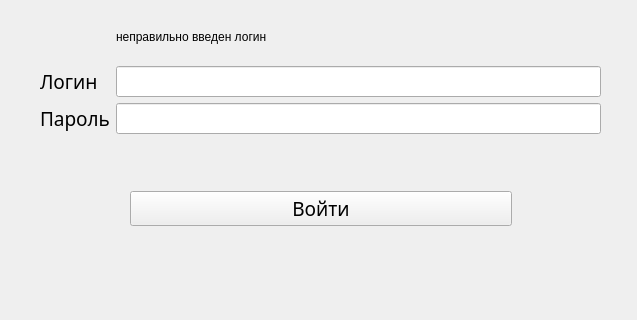
Before: the Qt Designer form RegLog.ui in TheLastie/FitnessTracker, drawn with Qt 5; both pictures show x 0 to 637 and y 176 to 496 of the 637 by 496 pixel window.
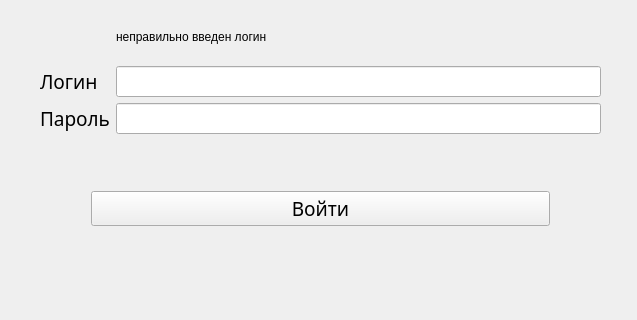
After: the same form once the commit is applied.

```diff
--- a/RegLog.ui
+++ b/RegLog.ui
@@ -111,7 +111,7 @@
        <height>51</height>
       </rect>
      </property>
-     <layout class="QHBoxLayout" name="horizontalLayout_9">
+     <layout class="QHBoxLayout" name="horizontalLayout_9" stretch="1,9,1">
       <item>
        <spacer name="horizontalSpacer_13">
         <property name="orientation">
@@ -130,6 +130,12 @@
       </item>
       <item>
        <widget class="QPushButton" name="lButton">
+        <property name="sizePolicy">
+         <sizepolicy hsizetype="Minimum" vsizetype="Fixed">
+          <horstretch>0</horstretch>
+          <verstretch>0</verstretch>
+         </sizepolicy>
+        </property>
         <property name="font">
          <font>
           <family>Sitka Heading</family>
@@ -147,7 +153,7 @@
          <enum>Qt::Horizontal</enum>
         </property>
         <property name="sizeType">
-         <enum>QSizePolicy::Fixed</enum>
+         <enum>QSizePolicy::Maximum</enum>
         </property>
         <property name="sizeHint" stdset="0">
          <size>
```
